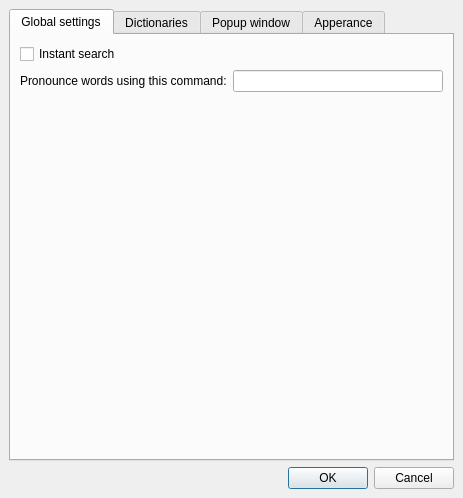
qstardict/qstardict, file qstardict/settingsdialog.ui: the form before one commit.
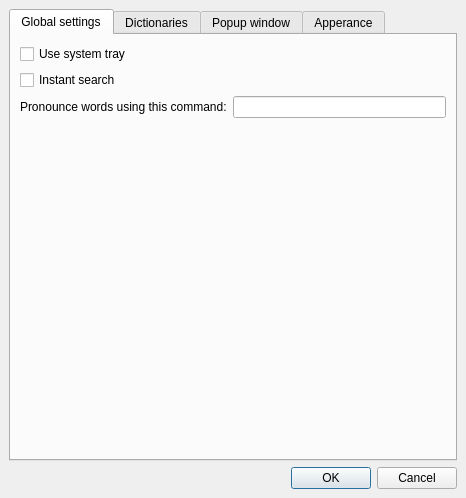
The form after the commit. Icons and pictures are not drawn. Custom widgets are drawn as their Qt base class.

Commit message: Improve system tray support

```diff
--- a/qstardict/settingsdialog.ui
+++ b/qstardict/settingsdialog.ui
@@ -41,18 +41,17 @@
       <number>0</number>
      </property>
      <widget class="QWidget" name="tabGlobalSettings" >
-      <property name="geometry" >
-       <rect>
-        <x>0</x>
-        <y>0</y>
-        <width>441</width>
-        <height>414</height>
-       </rect>
-      </property>
       <attribute name="title" >
        <string>Global settings</string>
       </attribute>
       <layout class="QVBoxLayout" >
+       <item>
+        <widget class="QCheckBox" name="systemTrayBox" >
+         <property name="text" >
+          <string>Use system tray</string>
+         </property>
+        </widget>
+       </item>
        <item>
         <widget class="QCheckBox" name="instantSearchBox" >
          <property name="text" >
@@ -91,8 +90,8 @@
          </property>
          <property name="sizeHint" stdset="0" >
           <size>
-           <width>369</width>
-           <height>171</height>
+           <width>426</width>
+           <height>318</height>
           </size>
          </property>
         </spacer>
```
Left out of the diff: 26 changed lines with no effect on the pictures. The commit also changes 31 other files.
